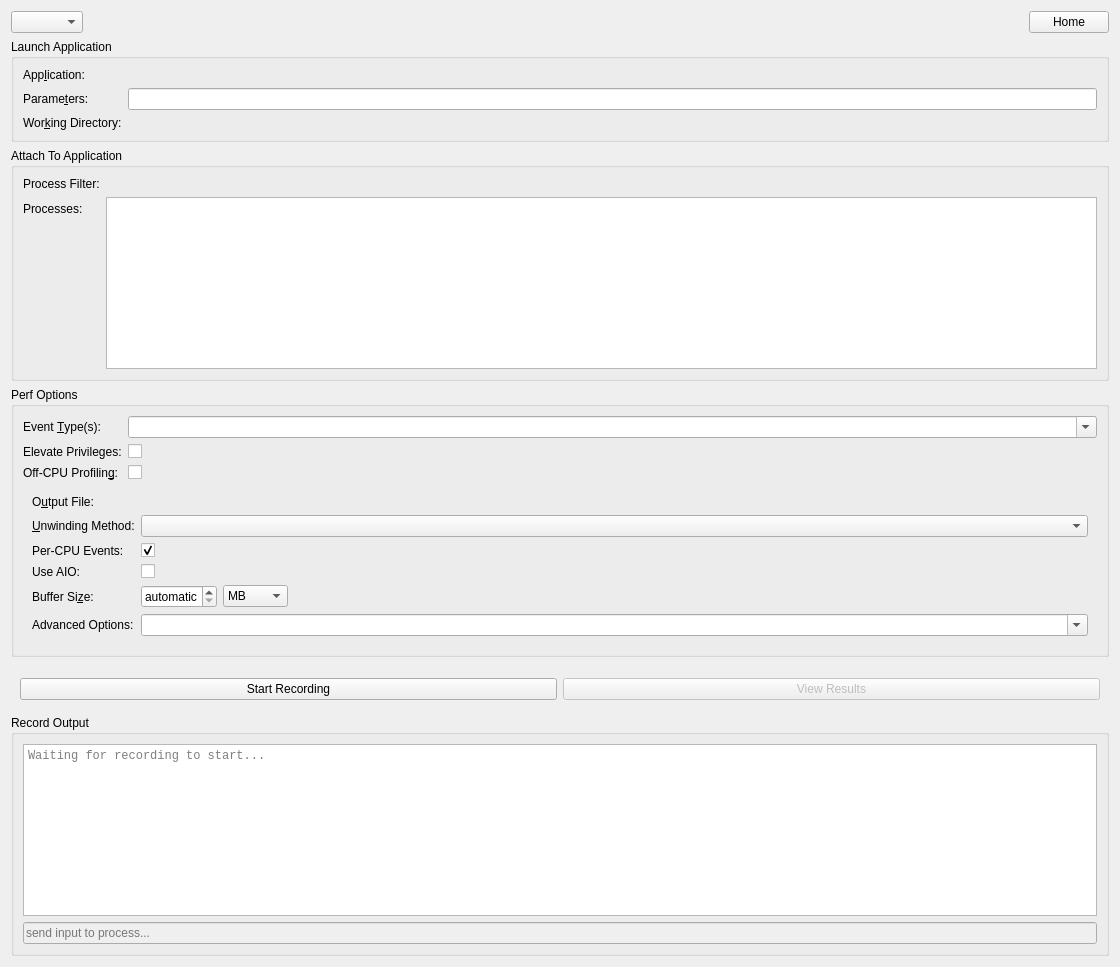
This is src/recordpage.ui in KDAB/hotspot as Qt 5 draws it before an edit. The edited form follows.
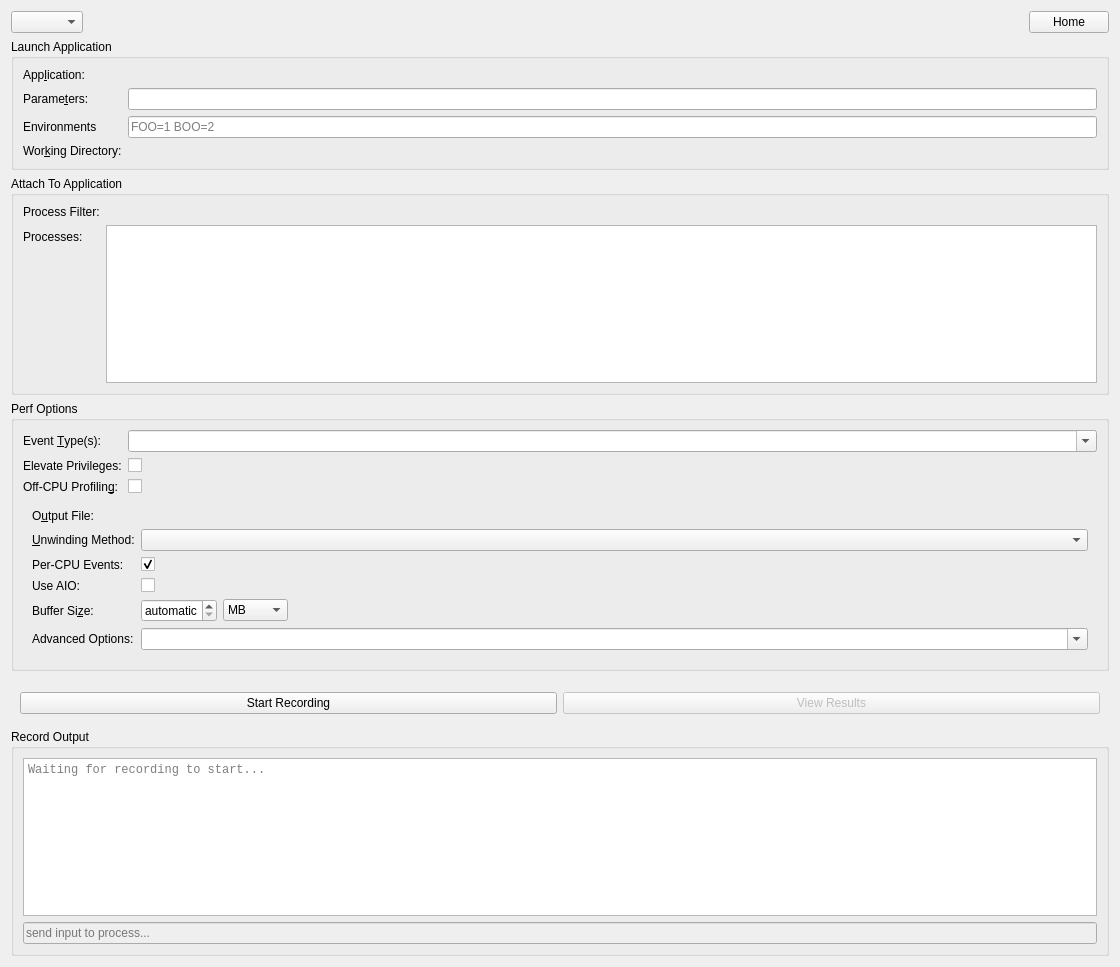
This is the edited form. Icons and pictures are not drawn. Custom widgets are drawn as their Qt base class.

Commit message:
Add process environment setting support
Add process environment setting support

The edit to the form file:
```diff
--- a/src/recordpage.ui
+++ b/src/recordpage.ui
@@ -104,7 +104,7 @@
         </property>
        </widget>
       </item>
-      <item row="2" column="0">
+      <item row="3" column="0">
        <widget class="QLabel" name="workingDirectoryLabel">
         <property name="toolTip">
          <string>Directory to store the perf data file while recording</string>
@@ -117,13 +117,39 @@
         </property>
        </widget>
       </item>
-      <item row="2" column="1">
+      <item row="3" column="1">
        <widget class="KUrlRequester" name="workingDirectory" native="true">
         <property name="toolTip">
          <string>Directory to store the perf data file while recording</string>
         </property>
        </widget>
       </item>
+      <item row="2" column="0">
+       <widget class="QLabel" name="applicationEnvLabel">
+        <property name="toolTip">
+         <string>Optional environments to be set for the application being recorded</string>
+        </property>
+        <property name="text">
+         <string>Environments</string>
+        </property>
+        <property name="buddy">
+         <cstring>applicationParametersBox</cstring>
+        </property>
+       </widget>
+      </item>
+      <item row="2" column="1">
+       <widget class="QLineEdit" name="applicationEnvBox">
+        <property name="contextMenuPolicy">
+         <enum>Qt::NoContextMenu</enum>
+        </property>
+        <property name="toolTip">
+         <string>Optional environments to be set for the application being recorded</string>
+        </property>
+        <property name="placeholderText">
+         <string>FOO=1 BOO=2</string>
+        </property>
+       </widget>
+      </item>
      </layout>
     </widget>
    </item>
```
The commit also changes 3 other files.
